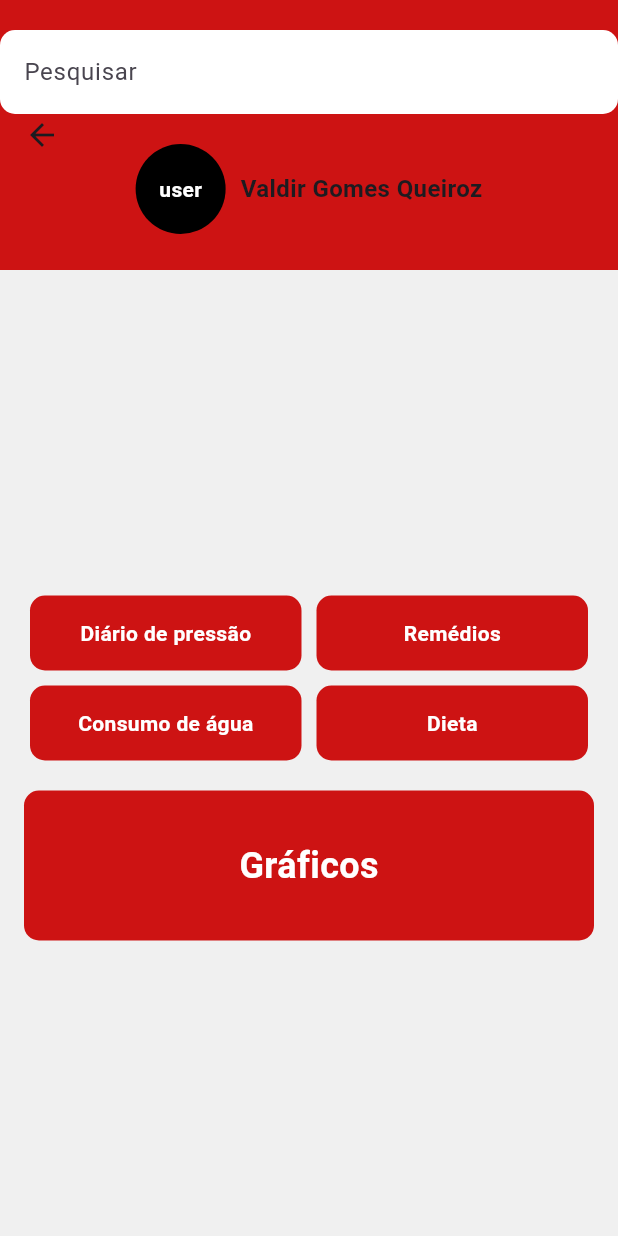
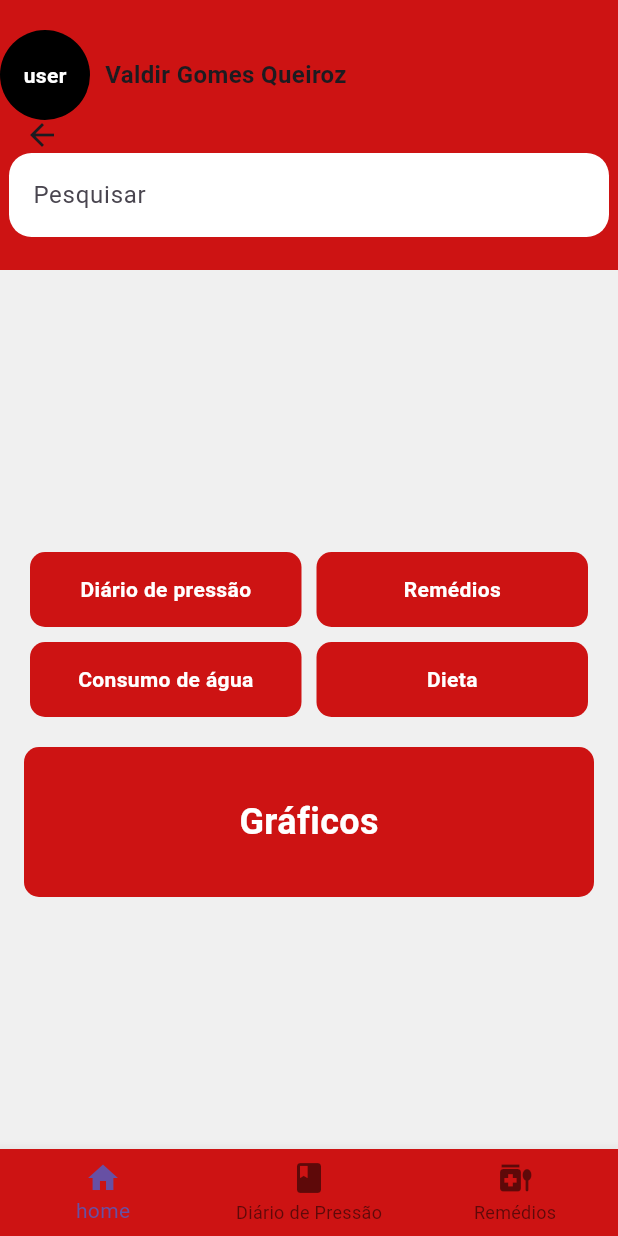
Before and after one commit to febzr/proj-dsi, a Flutter app: the HomePage screen opened by its route, on a phone screen of 412 x 824 dp. Run offline on Flutter 3.47's test engine with Material 3 defaults, Android fonts, the phone set to English and light mode, and no system bars; our stand-ins replace email_validator.

Commit message:
Adição do bottomnavigationbar
adicionado o bottonnavigationbar porém precisa refinar e irei implementar a troca de páginas e modificar mais o design

```diff
--- a/cardiocare_alpha/lib/screens/home.dart
+++ b/cardiocare_alpha/lib/screens/home.dart
@@ -14,20 +14,8 @@ class HomePage extends StatelessWidget {
           color: const Color(0xFFCD1313),
           child: Column(
             children: [
-                SizedBox(height: 20),
-                TextField(
-                  decoration: InputDecoration(
-                    hintText: 'Pesquisar',
-                    fillColor: Colors.white,
-                    filled: true,
-                    border: OutlineInputBorder(
-                      borderRadius: BorderRadius.circular(10),
-                      borderSide: BorderSide.none,
-                    ),
-                  ),
-                ),
               Row(
-                  mainAxisAlignment: MainAxisAlignment.center,
+                mainAxisAlignment: MainAxisAlignment.start,
                 children: [
                   Container(
                     width: 60,
@@ -50,15 +38,29 @@ class HomePage extends StatelessWidget {
                   SizedBox(width: 10),
                   Text(
                     'Valdir Gomes Queiroz',
-                      style:
-                          TextStyle(fontSize: 16, fontWeight: FontWeight.bold),
+                    style: TextStyle(fontSize: 16, fontWeight: FontWeight.bold),
                   ),
                 ],
+              ),
+              SizedBox(height: 2),
+              SizedBox(
+                width: 400,
+                child: TextField(
+                  decoration: InputDecoration(
+                    hintText: 'Pesquisar',
+                    fillColor: Colors.white,
+                    filled: true,
+                    border: OutlineInputBorder(
+                      borderRadius: BorderRadius.circular(15),
+                      borderSide: BorderSide.none,
+                    ),
+                  ),
+                ),
               ),
             ],
           ),
         ),
-          backgroundColor: Colors.transparent),
+      ),
       backgroundColor: Color.fromARGB(31, 133, 133, 133),
       body: Center(
         child: Padding(
@@ -108,6 +110,28 @@ class HomePage extends StatelessWidget {
           ),
         ),
       ),
+      bottomNavigationBar: BottomNavigationBar(
+        backgroundColor: const Color(0xFFCD1313),
+        currentIndex: 0,
+        items: const [
+          BottomNavigationBarItem(
+            label: 'home',
+            icon: Icon(Icons.home),
+          ),
+          BottomNavigationBarItem(
+            label: 'Diário de Pressão',
+            icon: Icon(Icons.book),
+          ),
+          BottomNavigationBarItem(
+            label: 'Remédios',
+            icon: Icon(Icons.medication_liquid),
+          ),
+          //BottomNavigationBarItem(
+          //label: 'Perfil',
+          //icon: Icon(Icons.account_circle),
+          //),
+        ],
+      ),
     );
   }
 
```
Lines whose indentation alone changed are shown as unchanged.
